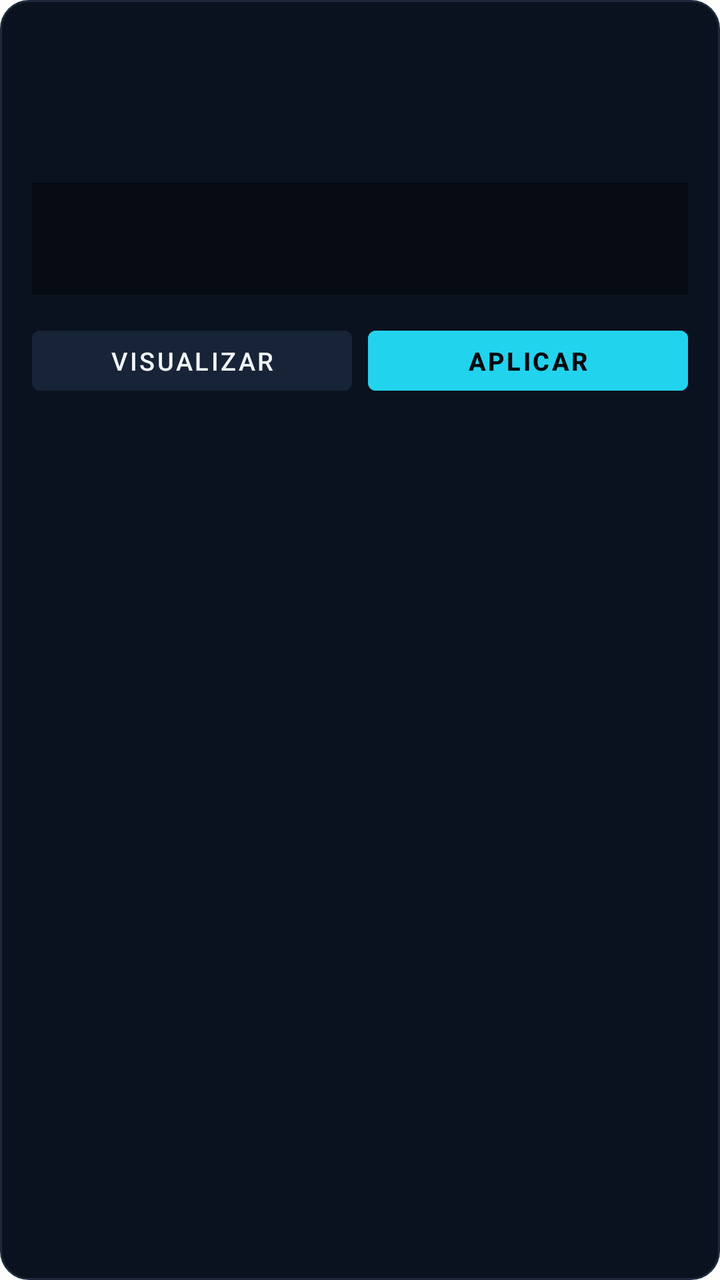
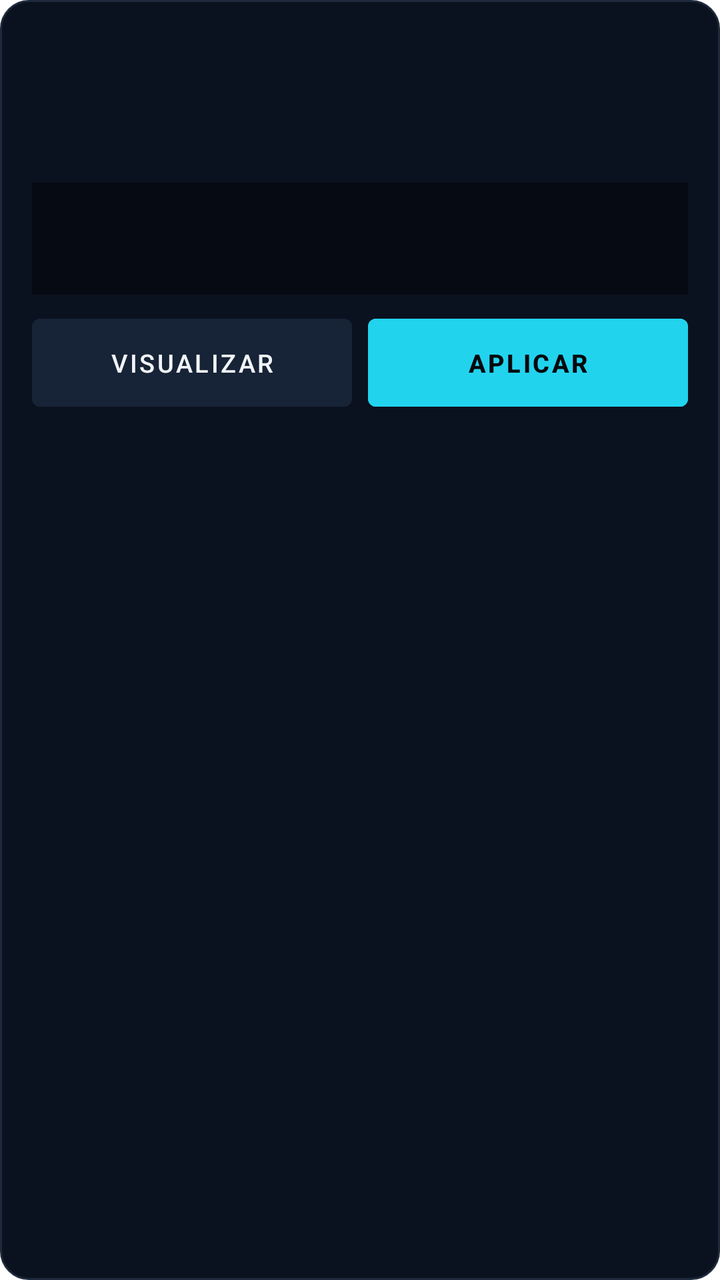

An Android layout rendered at two revisions. The XML below is the earlier revision; the diff shows what the commit changed to produce the second picture.
<!-- AndroidManifest.xml: application theme Theme.NossoUniverso.Wallpaper -->
<!-- res/layout/item_icon_pack_card.xml -->
<?xml version="1.0" encoding="utf-8"?>
<LinearLayout xmlns:android="http://schemas.android.com/apk/res/android"
    android:id="@+id/cardRoot"
    android:layout_width="match_parent"
    android:layout_height="wrap_content"
    android:layout_marginBottom="14dp"
    android:background="@drawable/bg_icon_pack_card"
    android:orientation="vertical"
    android:padding="16dp">

    <LinearLayout
        android:layout_width="match_parent"
        android:layout_height="wrap_content"
        android:gravity="center_vertical"
        android:orientation="horizontal">

        <LinearLayout
            android:layout_width="0dp"
            android:layout_height="wrap_content"
            android:layout_weight="1"
            android:orientation="vertical">

            <TextView
                android:id="@+id/txtPackTitle"
                android:layout_width="wrap_content"
                android:layout_height="wrap_content"
                android:textColor="@color/hud_text_primary"
                android:textSize="16sp"
                android:textStyle="bold" />

            <TextView
                android:id="@+id/txtPackMeta"
                android:layout_width="wrap_content"
                android:layout_height="wrap_content"
                android:layout_marginTop="2dp"
                android:textColor="@color/hud_text_secondary"
                android:textSize="12sp" />
        </LinearLayout>

        <TextView
            android:id="@+id/txtPackStatusBadge"
            android:layout_width="wrap_content"
            android:layout_height="wrap_content"
            android:textColor="@color/hud_cyan"
            android:textSize="12sp"
            android:textStyle="bold"
            android:visibility="gone" />
    </LinearLayout>

    <TextView
        android:id="@+id/txtPackSubtitle"
        android:layout_width="match_parent"
        android:layout_height="wrap_content"
        android:layout_marginTop="6dp"
        android:textColor="@color/hud_text_secondary"
        android:textSize="12.5sp" />

    <LinearLayout
        android:id="@+id/previewStripContainer"
        android:layout_width="match_parent"
        android:layout_height="56dp"
        android:layout_marginTop="12dp"
        android:background="#060A12"
        android:gravity="center_vertical|start"
        android:orientation="horizontal"
        android:paddingHorizontal="10dp" />

    <LinearLayout
        android:layout_width="match_parent"
        android:layout_height="wrap_content"
        android:layout_marginTop="12dp"
        android:orientation="horizontal">

        <Button
            android:id="@+id/btnPreviewPack"
            android:layout_width="0dp"
            android:layout_height="42dp"
            android:layout_marginEnd="8dp"
            android:layout_weight="1"
            android:backgroundTint="#172336"
            android:text="@string/preview_icon_pack"
            android:textColor="@color/hud_text_primary"
            android:textSize="12.5sp" />

        <Button
            android:id="@+id/btnApplyPack"
            android:layout_width="0dp"
            android:layout_height="42dp"
            android:layout_weight="1"
            android:backgroundTint="@color/hud_cyan"
            android:text="@string/apply_icon_pack"
            android:textColor="#05080D"
            android:textSize="12.5sp"
            android:textStyle="bold" />

        <Button
            android:id="@+id/btnDeleteImportedPack"
            android:layout_width="wrap_content"
            android:layout_height="42dp"
            android:layout_marginStart="8dp"
            android:backgroundTint="#2A1219"
            android:text="@string/delete_pack"
            android:textColor="#FDA4AF"
            android:textSize="12sp"
            android:visibility="gone" />
    </LinearLayout>

</LinearLayout>
<!-- resources referenced by this layout -->
<resources>
  <color name="hud_cyan">#22D3EE</color>
  <color name="hud_text_primary">#F1F5F9</color>
  <color name="hud_text_secondary">#94A3B8</color>
  <!-- drawable bg_icon_pack_card (drawable) -->
  <?xml version="1.0" encoding="utf-8"?>
  <shape xmlns:android="http://schemas.android.com/apk/res/android"
      android:shape="rectangle">
      <solid android:color="#0B121F" />
      <corners android:radius="14dp" />
      <stroke
          android:width="1dp"
          android:color="#1E293B" />
  </shape>
  <string name="apply_icon_pack">Aplicar</string>
  <string name="delete_pack">Excluir</string>
  <string name="preview_icon_pack">Visualizar</string>
  <style name="Theme.NossoUniverso.Wallpaper" parent="Theme.MaterialComponents.DayNight.NoActionBar">
          <item name="android:windowShowWallpaper">true</item>
          <item name="android:windowBackground">@android:color/transparent</item>
          <item name="android:colorBackground">@android:color/transparent</item>
          <item name="android:colorBackgroundCacheHint">@null</item>
          <item name="android:windowContentOverlay">@null</item>
          <item name="android:backgroundDimEnabled">false</item>
          <item name="android:backgroundDimAmount">0.0</item>
          <item name="android:statusBarColor">@android:color/transparent</item>
          <item name="android:navigationBarColor">@android:color/transparent</item>
          <item name="android:windowLightStatusBar">false</item>
          <item name="android:windowDrawsSystemBarBackgrounds">true</item>
      </style>
</resources>

<!-- the commit's change to res/layout/item_icon_pack_card.xml (unified diff, before → after) -->
@@ -69,15 +69,23 @@
         android:layout_width="match_parent"
         android:layout_height="wrap_content"
         android:layout_marginTop="12dp"
+        android:baselineAligned="false"
         android:orientation="horizontal">
 
         <Button
             android:id="@+id/btnPreviewPack"
             android:layout_width="0dp"
-            android:layout_height="42dp"
+            android:layout_height="wrap_content"
             android:layout_marginEnd="8dp"
             android:layout_weight="1"
             android:backgroundTint="#172336"
+            android:gravity="center"
+            android:insetTop="0dp"
+            android:insetBottom="0dp"
+            android:minHeight="44dp"
+            android:paddingHorizontal="10dp"
+            android:paddingVertical="8dp"
+            android:singleLine="false"
             android:text="@string/preview_icon_pack"
             android:textColor="@color/hud_text_primary"
             android:textSize="12.5sp" />
@@ -85,9 +93,16 @@
         <Button
             android:id="@+id/btnApplyPack"
             android:layout_width="0dp"
-            android:layout_height="42dp"
+            android:layout_height="wrap_content"
             android:layout_weight="1"
             android:backgroundTint="@color/hud_cyan"
+            android:gravity="center"
+            android:insetTop="0dp"
+            android:insetBottom="0dp"
+            android:minHeight="44dp"
+            android:paddingHorizontal="10dp"
+            android:paddingVertical="8dp"
+            android:singleLine="false"
             android:text="@string/apply_icon_pack"
             android:textColor="#05080D"
             android:textSize="12.5sp"
@@ -96,9 +111,16 @@
         <Button
             android:id="@+id/btnDeleteImportedPack"
             android:layout_width="wrap_content"
-            android:layout_height="42dp"
+            android:layout_height="wrap_content"
             android:layout_marginStart="8dp"
             android:backgroundTint="#2A1219"
+            android:gravity="center"
+            android:insetTop="0dp"
+            android:insetBottom="0dp"
+            android:minHeight="44dp"
+            android:paddingHorizontal="12dp"
+            android:paddingVertical="8dp"
+            android:singleLine="false"
             android:text="@string/delete_pack"
             android:textColor="#FDA4AF"
             android:textSize="12sp"
